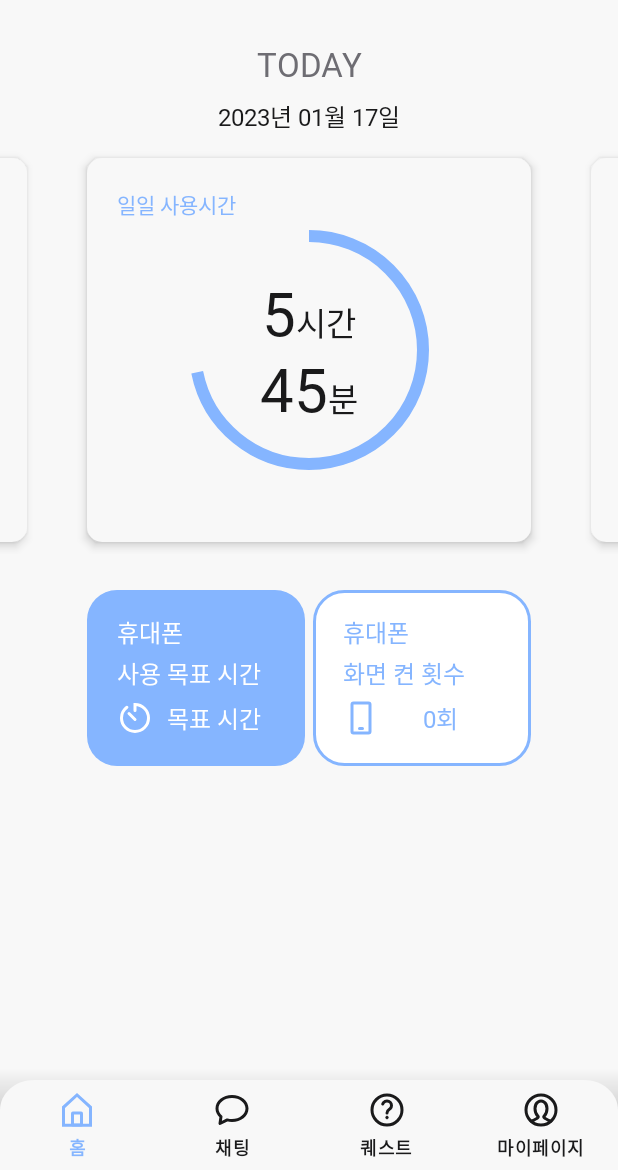
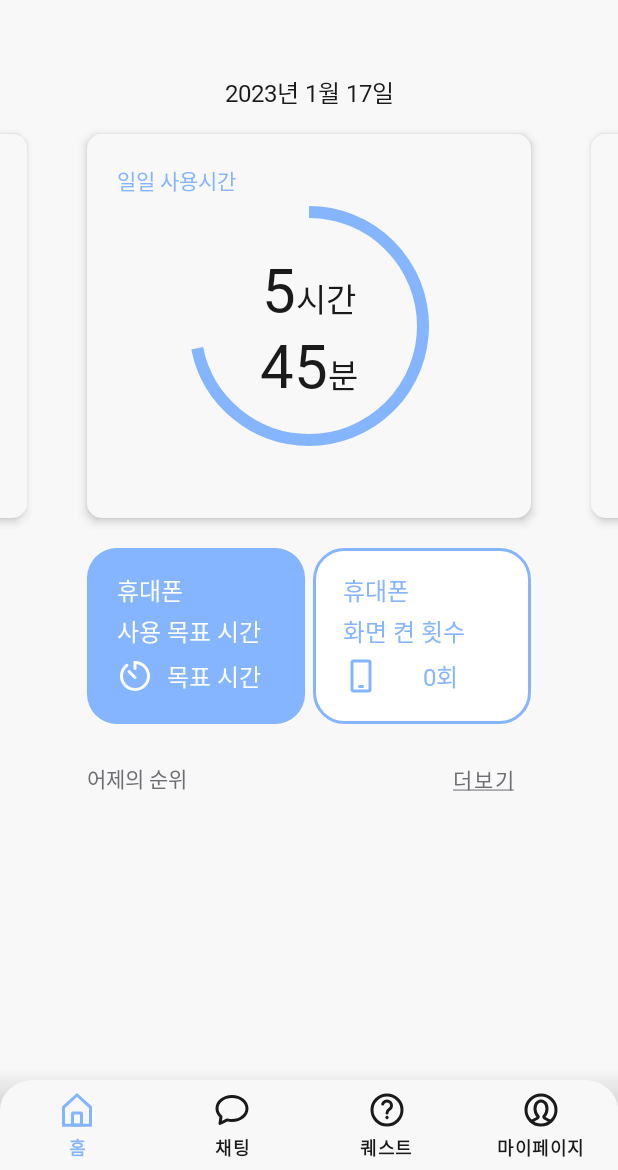
Before and after one commit to Pureum-umc-app/Pureum-FE, an Android app: the screen it shows after launch (MainActivity), on a phone screen of 412 x 824 dp, the part 66-1236 px from its top. Run offline under Robolectric (Android 15) with nearby library versions, the light colour scheme and no system bars; our stand-ins replace data binding, navigation-ui; libraries missing offline, so code that uses them is left out: com.kakao.sdk; 3 statements that could not run were skipped.

Commit message:
[ADD] 홈화면 리사이클러뷰 생성

```diff
--- a/app/src/main/java/kr/co/pureum/adapter/home/UsageTimeAdapter.kt
+++ b/app/src/main/java/kr/co/pureum/adapter/home/UsageTimeAdapter.kt
@@ -5,7 +5,7 @@ import android.os.Bundle
 import androidx.annotation.RequiresApi
 import androidx.fragment.app.Fragment
 import androidx.viewpager2.adapter.FragmentStateAdapter
-import kr.co.pureum.views.home.UsageTimeFragment
+import kr.co.pureum.views.home.UsageTimeItem
 import java.time.LocalDate
 
 class UsageTimeAdapter(fragment: Fragment) : FragmentStateAdapter(fragment) {
@@ -16,7 +16,9 @@ class UsageTimeAdapter(fragment: Fragment) : FragmentStateAdapter(fragment) {
     @RequiresApi(Build.VERSION_CODES.O)
     override fun getItemId(position: Int): Long {
         val date = LocalDate.now().plusDays((position - START_POSITION).toLong())
-        return date.year * 10000L + date.monthValue * 100L + date.dayOfMonth
+        val itemId = date.year * 100000L + date.monthValue * 1000L + date.dayOfMonth * 10L
+        if (date.isEqual(LocalDate.now())) itemId + 1
+        return itemId
     }
 
     override fun getItemCount(): Int = Int.MAX_VALUE
@@ -24,11 +26,12 @@ class UsageTimeAdapter(fragment: Fragment) : FragmentStateAdapter(fragment) {
     @RequiresApi(Build.VERSION_CODES.O)
     override fun createFragment(position: Int): Fragment {
         val itemId = getItemId(position)
-        return UsageTimeFragment().apply {
+        return UsageTimeItem().apply {
             arguments = Bundle().apply {
-                putInt("year" , (itemId / 10000L).toInt())
-                putInt("month" , ((itemId % 10000L) / 100L).toInt())
-                putInt("day", (itemId % 100L).toInt())
+                putInt("year" , (itemId / 100000L).toInt())
+                putInt("month" , ((itemId % 100000L) / 1000L).toInt())
+                putInt("day", ((itemId % 1000L) / 10L).toInt())
+                putInt("isToday", (itemId % 10L).toInt())
             }
         }
     }
--- a/app/src/main/java/kr/co/pureum/views/home/HomeFragment.kt
+++ b/app/src/main/java/kr/co/pureum/views/home/HomeFragment.kt
@@ -10,7 +10,6 @@ import kr.co.pureum.adapter.home.UsageTimeAdapter
 import kr.co.pureum.base.BaseFragment
 import kr.co.pureum.databinding.FragmentHomeBinding
 import kr.co.pureum.views.MainActivity
-import java.time.LocalDateTime
 
 class HomeFragment : BaseFragment<FragmentHomeBinding>(R.layout.fragment_home) {
     private lateinit var mainActivity: MainActivity
@@ -20,6 +19,7 @@ class HomeFragment : BaseFragment<FragmentHomeBinding>(R.layout.fragment_home) {
         super.onViewCreated(view, savedInstanceState)
         initToolbar()
         initView()
+        initListener()
     }
 
     private fun initToolbar() {
@@ -30,9 +30,9 @@ class HomeFragment : BaseFragment<FragmentHomeBinding>(R.layout.fragment_home) {
         }
     }
 
-    @RequiresApi(Build.VERSION_CODES.O)
     private fun initView() {
-        binding.homeViewPager.apply {
+        with(binding) {
+            homeViewPager.apply {
                 adapter = UsageTimeAdapter(this@HomeFragment).apply {
                     setListener(object : UsageTimeAdapter.Listener{
                         override fun onClick(combId: Long) {}
@@ -56,3 +56,12 @@ class HomeFragment : BaseFragment<FragmentHomeBinding>(R.layout.fragment_home) {
             }
         }
     }
+
+    private fun initListener() {
+        with(binding) {
+            homeMoreButton.setOnClickListener {
+
+            }
+        }
+    }
+}
--- a/app/src/main/java/kr/co/pureum/views/home/UsageTimeFragment.kt
+++ /dev/null
@@ -1,76 +0,0 @@
-package kr.co.pureum.views.home
-
-import kr.co.pureum.R
-import android.os.Build
-import android.os.Bundle
-import android.text.SpannableString
-import android.text.Spanned.SPAN_INCLUSIVE_INCLUSIVE
-import android.text.TextUtils
-import android.text.style.AbsoluteSizeSpan
-import android.view.View
-import androidx.annotation.RequiresApi
-import kr.co.domain.model.UsageTimeInfo
-import kr.co.pureum.base.BaseFragment
-import kr.co.pureum.databinding.FragmentUsageTimeBinding
-import java.time.LocalDate
-import java.time.format.DateTimeFormatter
-
-
-class UsageTimeFragment : BaseFragment<FragmentUsageTimeBinding>(R.layout.fragment_usage_time) {
-    companion object {
-        var instance: UsageTimeFragment? = null
-    }
-
-    override fun onCreate(savedInstanceState: Bundle?) {
-        super.onCreate(savedInstanceState)
-        instance = this
-    }
-
-    @RequiresApi(Build.VERSION_CODES.O)
-    override fun onViewCreated(view: View, savedInstanceState: Bundle?) {
-        super.onViewCreated(view, savedInstanceState)
-        initView()
-    }
-
-    @RequiresApi(Build.VERSION_CODES.O)
-    private fun initView() {
-        val date = LocalDate.of(requireArguments().getInt("year"), requireArguments().getInt("month"), requireArguments().getInt("day"))
-        // TODO: 임시
-        val usageTimeInfo = UsageTimeInfo(480, 345, date)
-        if (date.isEqual(LocalDate.now())) {
-            binding.homeToday.visibility = View.VISIBLE
-        } else {
-            binding.homeToday.visibility = View.INVISIBLE
-        }
-        binding.homeDate.text = date.format(DateTimeFormatter.ofPattern("yyyy년 MM월 dd일"))
-        binding.homeUsageTimeIndicator.max = usageTimeInfo.goalTime
-        binding.homeUsageTimeIndicator.progress = usageTimeInfo.usageTime
-
-        val hour = (usageTimeInfo.usageTime / 60).toString()
-        val minute = (usageTimeInfo.usageTime % 60).toString()
-
-        val hourSpan = SpannableString(hour).apply {
-            setSpan(AbsoluteSizeSpan(resources.getDimensionPixelSize(R.dimen.text_size_40dp)),
-                0, hour.length, SPAN_INCLUSIVE_INCLUSIVE)
-        }
-        val hourTextSpan = SpannableString("시간").apply {
-            setSpan(AbsoluteSizeSpan(resources.getDimensionPixelSize(R.dimen.text_size_22dp)),
-                0, "시간".length, SPAN_INCLUSIVE_INCLUSIVE)
-        }
-        val minuteSpan = SpannableString(minute).apply {
-            setSpan(AbsoluteSizeSpan(resources.getDimensionPixelSize(R.dimen.text_size_40dp)),
-                0, minute.length, SPAN_INCLUSIVE_INCLUSIVE)
-        }
-        val minuteTextSpan = SpannableString("분").apply {
-            setSpan(AbsoluteSizeSpan(resources.getDimensionPixelSize(R.dimen.text_size_22dp)),
-                0, "분".length, SPAN_INCLUSIVE_INCLUSIVE)
-        }
-
-        binding.homeUsageTime.text = TextUtils.concat(hourSpan, hourTextSpan, "\n", minuteSpan, minuteTextSpan)
-    }
-
-    override fun onDestroy() {
-        super.onDestroy()
-        instance = null
-    }
-}
--- /dev/null
+++ b/app/src/main/java/kr/co/pureum/views/home/UsageTimeItem.kt
@@ -0,0 +1,69 @@
+package kr.co.pureum.views.home
+
+import kr.co.pureum.R
+import android.os.Bundle
+import android.text.SpannableString
+import android.text.Spanned.SPAN_INCLUSIVE_INCLUSIVE
+import android.text.TextUtils
+import android.text.style.AbsoluteSizeSpan
+import android.view.View
+import kr.co.domain.model.UsageTimeInfo
+import kr.co.pureum.base.BaseFragment
+import kr.co.pureum.databinding.ItemHomeUsageTimeBinding
+
+
+class UsageTimeItem : BaseFragment<ItemHomeUsageTimeBinding>(R.layout.item_home_usage_time) {
+    companion object {
+        var instance: UsageTimeItem? = null
+    }
+
+    override fun onCreate(savedInstanceState: Bundle?) {
+        super.onCreate(savedInstanceState)
+        instance = this
+    }
+
+    override fun onViewCreated(view: View, savedInstanceState: Bundle?) {
+        super.onViewCreated(view, savedInstanceState)
+        initView()
+    }
+
+    private fun initView() {
+        // TODO: 임시
+        val usageTimeInfo = UsageTimeInfo(480, 345, requireArguments().getInt("year"), requireArguments().getInt("month"), requireArguments().getInt("day"))
+
+        with(binding) {
+            if (requireArguments().getInt("year") == 1) homeToday.visibility = View.VISIBLE
+            else homeToday.visibility = View.INVISIBLE
+            homeDate.text = "%d년 %d월 %d일".format(requireArguments().getInt("year"), requireArguments().getInt("month"), requireArguments().getInt("day"))
+            homeUsageTimeIndicator.max = usageTimeInfo.goalTime
+            homeUsageTimeIndicator.progress = usageTimeInfo.usageTime
+
+            val hour = (usageTimeInfo.usageTime / 60).toString()
+            val minute = (usageTimeInfo.usageTime % 60).toString()
+
+            val hourSpan = SpannableString(hour).apply {
+                setSpan(AbsoluteSizeSpan(resources.getDimensionPixelSize(R.dimen.text_size_40dp)),
+                    0, hour.length, SPAN_INCLUSIVE_INCLUSIVE)
+            }
+            val hourTextSpan = SpannableString("시간").apply {
+                setSpan(AbsoluteSizeSpan(resources.getDimensionPixelSize(R.dimen.text_size_22dp)),
+                    0, "시간".length, SPAN_INCLUSIVE_INCLUSIVE)
+            }
+            val minuteSpan = SpannableString(minute).apply {
+                setSpan(AbsoluteSizeSpan(resources.getDimensionPixelSize(R.dimen.text_size_40dp)),
+                    0, minute.length, SPAN_INCLUSIVE_INCLUSIVE)
+            }
+            val minuteTextSpan = SpannableString("분").apply {
+                setSpan(AbsoluteSizeSpan(resources.getDimensionPixelSize(R.dimen.text_size_22dp)),
+                    0, "분".length, SPAN_INCLUSIVE_INCLUSIVE)
+            }
+
+            homeUsageTime.text = TextUtils.concat(hourSpan, hourTextSpan, "\n", minuteSpan, minuteTextSpan)
+        }
+    }
+
+    override fun onDestroy() {
+        super.onDestroy()
+        instance = null
+    }
+}
--- a/app/src/main/res/layout/fragment_home.xml
+++ b/app/src/main/res/layout/fragment_home.xml
@@ -3,17 +3,19 @@
     xmlns:app="http://schemas.android.com/apk/res-auto"
     xmlns:tools="http://schemas.android.com/tools"
     tools:context=".views.home.HomeFragment">
+    <ScrollView
+        android:layout_width="match_parent"
+        android:layout_height="match_parent">
 
         <androidx.constraintlayout.widget.ConstraintLayout
             android:layout_width="match_parent"
-        android:layout_height="match_parent">
+            android:layout_height="wrap_content">
 
             <androidx.viewpager2.widget.ViewPager2
                 android:id="@+id/home_view_pager"
                 android:layout_width="match_parent"
                 android:layout_height="wrap_content"
                 app:layout_constraintTop_toTopOf="parent"
-            android:layout_marginTop="16dp"
                 app:layout_constraintStart_toStartOf="parent"
                 app:layout_constraintEnd_toEndOf="parent"
                 android:paddingHorizontal="32dp"
@@ -21,10 +23,11 @@
                 android:clipToPadding="false"/>
 
             <LinearLayout
+                android:id="@+id/home_buttons_layout"
                 android:layout_width="296dp"
                 android:layout_height="wrap_content"
                 app:layout_constraintTop_toBottomOf="@+id/home_view_pager"
-            android:layout_marginTop="24dp"
+                android:layout_marginTop="12dp"
                 app:layout_constraintStart_toStartOf="parent"
                 app:layout_constraintEnd_toEndOf="parent"
                 android:orientation="horizontal"
@@ -132,5 +135,55 @@
                     </LinearLayout>
                 </androidx.constraintlayout.widget.ConstraintLayout>
             </LinearLayout>
+
+            <LinearLayout
+                android:id="@+id/home_rank_label_layout"
+                android:layout_width="296dp"
+                android:layout_height="wrap_content"
+                app:layout_constraintTop_toBottomOf="@+id/home_buttons_layout"
+                android:layout_marginTop="20dp"
+                app:layout_constraintStart_toStartOf="parent"
+                app:layout_constraintEnd_toEndOf="parent"
+                android:orientation="horizontal"
+                android:gravity="center">
+
+                <TextView
+                    android:layout_width="wrap_content"
+                    android:layout_height="wrap_content"
+                    android:text="@string/home_yesterday_rank"
+                    android:fontFamily="@font/nanum_square_neo_bold"
+                    android:textSize="14sp"
+                    android:textColor="@color/text2"/>
+
+                <View
+                    android:layout_width="0dp"
+                    android:layout_height="0dp"
+                    android:layout_weight="1"/>
+
+                <Button
+                    android:id="@+id/home_more_button"
+                    style="@style/Widget.MaterialComponents.Button.TextButton"
+                    android:layout_width="64dp"
+                    android:layout_height="32dp"
+                    android:text="@string/home_more"
+                    android:fontFamily="@font/nanum_square_neo_bold"
+                    android:textSize="14sp"
+                    android:textColor="@color/text2"
+                    android:paddingVertical="0dp"/>
+            </LinearLayout>
+
+            <androidx.recyclerview.widget.RecyclerView
+                android:id="@+id/home_rank_recycler_view"
+                android:layout_width="296dp"
+                android:layout_height="wrap_content"
+                app:layout_constraintTop_toBottomOf="@+id/home_rank_label_layout"
+                android:layout_marginTop="8dp"
+                app:layout_constraintStart_toStartOf="parent"
+                app:layout_constraintEnd_toEndOf="parent"
+                android:orientation="vertical">
+
+
+            </androidx.recyclerview.widget.RecyclerView>
         </androidx.constraintlayout.widget.ConstraintLayout>
+    </ScrollView>
 </layout>
--- /dev/null
+++ b/app/src/main/res/layout/item_home_rank.xml
@@ -0,0 +1,31 @@
+<?xml version="1.0" encoding="utf-8"?>
+<layout xmlns:android="http://schemas.android.com/apk/res/android">
+    <data>
+        <variable
+            name="rank"
+            type="java.lang.Integer" />
+        <variable
+            name="nickname"
+            type="java.lang.String" />
+        <variable
+            name="goalTime"
+            type="java.lang.Integer" />
+        <variable
+            name="usageTime"
+            type="java.lang.Integer" />
+    </data>
+
+    <LinearLayout
+        android:layout_width="match_parent"
+        android:layout_height="match_parent"
+        android:orientation="horizontal"
+        android:gravity="center">
+
+        <TextView
+            android:layout_width="wrap_content"
+            android:layout_height="wrap_content"
+            android:layout_marginStart="8dp"
+            android:layout_marginEnd="16dp"
+            android:text="@{rank.toString()}"/>
+    </LinearLayout>
+</layout>
--- a/app/src/main/res/layout/fragment_usage_time.xml
+++ b/app/src/main/res/layout/item_home_usage_time.xml
@@ -14,7 +14,7 @@
             app:layout_constraintTop_toTopOf="parent"
             app:layout_constraintStart_toStartOf="parent"
             app:layout_constraintEnd_toEndOf="parent"
-            android:text="@string/today"
+            android:text="@string/home_today"
             android:fontFamily="@font/nanum_square_neo_extrabold"
             android:textSize="22sp"
             android:textColor="@color/text2"/>
@@ -51,7 +51,7 @@
                 app:layout_constraintStart_toStartOf="parent"
                 android:layout_marginTop="20dp"
                 android:layout_marginStart="20dp"
-                android:text="@string/daily_usage_time"
+                android:text="@string/home_daily_usage_time"
                 android:textSize="14sp"
                 android:fontFamily="@font/nanum_square_neo_bold"
                 android:textColor="@color/main1"/>
--- a/app/src/main/res/values/strings.xml
+++ b/app/src/main/res/values/strings.xml
@@ -2,8 +2,12 @@
     <string name="app_name">푸름</string>
 
     <!--  HomeFragment  -->
-    <string name="today">TODAY</string>
-    <string name="daily_usage_time">일일 사용시간</string>
+    <string name="home_today">TODAY</string>
+    <string name="home_daily_usage_time">일일 사용시간</string>
     <string name="home_goal_time">휴대폰\n사용 목표 시간</string>
     <string name="home_screen_count">휴대폰\n화면 켠 횟수</string>
+    <string name="home_yesterday_rank">어제의 순위</string>
+    <string name="home_more"><u>더보기</u></string>
+    <!-- TODO: Remove or change this placeholder text -->
+    <string name="hello_blank_fragment">Hello blank fragment</string>
 </resources>
--- a/domain/src/main/java/kr/co/domain/model/UsageTimeInfo.kt
+++ b/domain/src/main/java/kr/co/domain/model/UsageTimeInfo.kt
@@ -5,5 +5,7 @@ import java.time.LocalDate
 data class UsageTimeInfo(
     var goalTime: Int,
     var usageTime: Int,
-    var dateTime: LocalDate,
+    var year: Int,
+    var month: Int,
+    var day: Int,
 )
```
Lines whose indentation alone changed are shown as unchanged.
